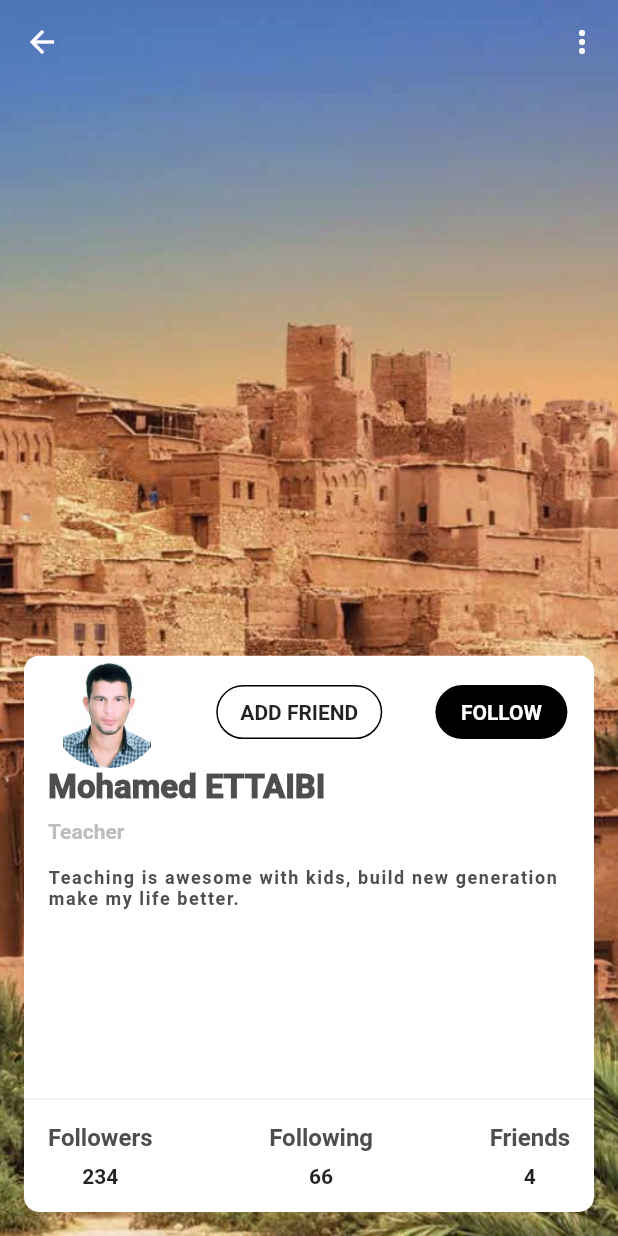
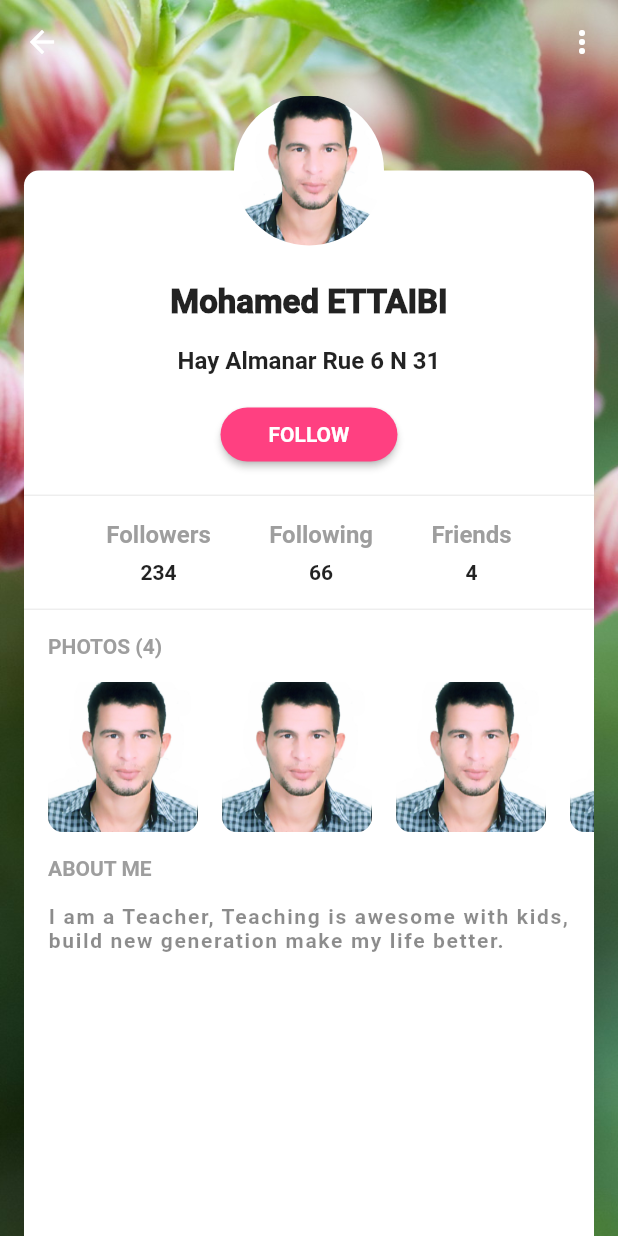
Before and after one commit to MohaEttaibi/Flutter_UI, a Flutter app: the screen it shows after launch, after a tap on "FOLLOW", on a phone screen of 412 x 824 dp. Run offline on Flutter 3.47's test engine with Material 2 defaults, Android fonts, the phone set to English and light mode, and no system bars; our stand-ins replace font_awesome_flutter.

Commit message:
Profile 4

```diff
--- a/lib/main.dart
+++ b/lib/main.dart
@@ -1,5 +1,5 @@
 import 'package:flutter/material.dart';
-import 'profile_3.dart';
+import 'profile_4.dart';
 
 void main() {
   runApp(MyApp());
@@ -13,7 +13,7 @@ class MyApp extends StatelessWidget {
       // theme: ThemeData(
       //   primarySwatch: Colors.orange,
       // ),
-      home: Profile3(),
+      home: Profile4(),
       debugShowCheckedModeBanner: false,
     );
   }
--- /dev/null
+++ b/lib/profile_4.dart
@@ -0,0 +1,252 @@
+import 'package:flutter/material.dart';
+import 'user.dart';
+import 'provider.dart';
+
+Profile _profile = ProfileProvider.getProfile();
+
+class Profile4 extends StatefulWidget {
+  @override
+  _Profile4State createState() => _Profile4State();
+}
+
+class _Profile4State extends State<Profile4> {
+  @override
+  Widget build(BuildContext context) {
+    return Stack(
+      children: [
+        Image.asset(
+          'assets/nature.jpg',
+          fit: BoxFit.cover,
+          height: MediaQuery.of(context).size.height,
+        ),
+        Scaffold(
+          backgroundColor: Colors.transparent,
+          appBar: AppBar(
+            backgroundColor: Colors.transparent,
+            elevation: 0,
+            leading: IconButton(
+              onPressed: () {},
+              icon: Icon(Icons.arrow_back),
+            ),
+            actions: [
+              IconButton(icon: Icon(Icons.more_vert), onPressed: () {})
+            ],
+          ),
+          body: Stack(
+            children: [
+              _bodyContent(context),
+              _profileImage(context),
+            ],
+          ),
+        )
+      ],
+    );
+  }
+}
+
+Widget _bodyContent(BuildContext context) {
+  return Positioned(
+    left: 16,
+    right: 16,
+    bottom: 0,
+    top: MediaQuery.of(context).size.height * .07,
+    child: Container(
+      padding: EdgeInsets.only(top: 75),
+      decoration: BoxDecoration(
+        color: Colors.white,
+        borderRadius: BorderRadius.only(
+          topLeft: Radius.circular(10),
+          topRight: Radius.circular(10),
+        ),
+      ),
+      child: ListView(
+        // padding: EdgeInsets.only(left: 24, right: 24),
+        children: [
+          Text(
+            _profile.user.name,
+            style: TextStyle(
+              fontWeight: FontWeight.w900,
+              fontSize: 22,
+            ),
+            textAlign: TextAlign.center,
+          ),
+          Padding(
+            padding: const EdgeInsets.only(top: 16, bottom: 16),
+            child: Text(
+              _profile.user.address,
+              style: TextStyle(
+                fontWeight: FontWeight.w100,
+                fontSize: 16,
+              ),
+              textAlign: TextAlign.center,
+            ),
+          ),
+          Padding(
+            padding: const EdgeInsets.only(bottom: 16),
+            child: _followButton(context),
+          ),
+          _divider(context),
+          _counter(context),
+          _divider(context),
+          Padding(
+            padding: const EdgeInsets.all(16),
+            child: Text(
+              "PHOTOS (${_profile.photos.toString()})",
+              style: TextStyle(color: Colors.grey),
+            ),
+          ),
+          _photos(context),
+          Padding(
+            padding: const EdgeInsets.all(16),
+            child: Text(
+              "ABOUT ME",
+              style: TextStyle(color: Colors.grey),
+            ),
+          ),
+          _aboutme(context),
+        ],
+      ),
+    ),
+  );
+}
+
+Widget _profileImage(BuildContext context) {
+  return Positioned(
+    left: MediaQuery.of(context).size.width / 2 - 50,
+    top: MediaQuery.of(context).size.height * .07 - 50,
+    child: Container(
+      width: 100,
+      height: 100,
+      decoration: BoxDecoration(
+        image: DecorationImage(
+          image: ExactAssetImage('assets/me2.jpg'),
+          fit: BoxFit.cover,
+        ),
+        shape: BoxShape.circle,
+      ),
+    ),
+  );
+}
+
+Widget _followButton(BuildContext context) {
+  return Align(
+    child: MaterialButton(
+      color: Colors.pinkAccent,
+      onPressed: () {},
+      child: Padding(
+        padding: const EdgeInsets.symmetric(horizontal: 16, vertical: 8),
+        child: Text(
+          'FOLLOW',
+          style: TextStyle(color: Colors.white),
+        ),
+      ),
+      shape: RoundedRectangleBorder(
+        borderRadius: BorderRadius.all(
+          Radius.circular(25),
+        ),
+      ),
+    ),
+  );
+}
+
+Widget _divider(BuildContext context) {
+  return Container(
+    height: 1,
+    color: Colors.grey.shade200,
+  );
+}
+
+Widget _counter(BuildContext context) {
+  return Padding(
+    padding: const EdgeInsets.all(16),
+    child: Row(
+      mainAxisAlignment: MainAxisAlignment.spaceEvenly,
+      children: [
+        Column(
+          children: [
+            Text(
+              "Followers",
+              style: TextStyle(
+                  color: Colors.grey,
+                  fontSize: 16,
+                  fontWeight: FontWeight.bold),
+            ),
+            SizedBox(
+              height: 8,
+            ),
+            Text(_profile.followers.toString())
+          ],
+        ),
+        Column(
+          children: [
+            Text(
+              "Following",
+              style: TextStyle(
+                  color: Colors.grey,
+                  fontSize: 16,
+                  fontWeight: FontWeight.bold),
+            ),
+            SizedBox(
+              height: 8,
+            ),
+            Text(_profile.following.toString())
+          ],
+        ),
+        Column(
+          children: [
+            Text(
+              "Friends",
+              style: TextStyle(
+                  color: Colors.grey,
+                  fontSize: 16,
+                  fontWeight: FontWeight.bold),
+            ),
+            SizedBox(
+              height: 8,
+            ),
+            Text(_profile.friends.toString())
+          ],
+        ),
+      ],
+    ),
+  );
+}
+
+Widget _photos(BuildContext context) {
+  return Container(
+    width: double.infinity,
+    height: 100,
+    padding: EdgeInsets.only(left: 16),
+    child: ListView(
+      children: List.generate(_profile.photos, (index) {
+        return Container(
+          width: 100,
+          height: 100,
+          margin: EdgeInsets.only(right: 16),
+          decoration: BoxDecoration(
+            image: DecorationImage(
+              image: ExactAssetImage('assets/me2.jpg'),
+              fit: BoxFit.cover,
+            ),
+            borderRadius: BorderRadius.circular(10),
+          ),
+        );
+      }).toList(),
+      scrollDirection: Axis.horizontal,
+    ),
+  );
+}
+
+Widget _aboutme(BuildContext context) {
+  return Padding(
+    padding: const EdgeInsets.only(left: 16, right: 16),
+    child: Text(
+      "I am a Teacher, Teaching is awesome with kids, build new generation make my life better.",
+      style: TextStyle(
+        color: Colors.black45,
+        fontSize: 14,
+        letterSpacing: 1.1,
+      ),
+    ),
+  );
+}
--- a/lib/provider.dart
+++ b/lib/provider.dart
@@ -12,6 +12,7 @@ class ProfileProvider {
       followers: 234,
       following: 66,
       friends: 4,
+      photos: 4,
     );
   }
 }
--- a/lib/user.dart
+++ b/lib/user.dart
@@ -5,6 +5,7 @@ class User {
 
 class Profile {
   User user;
-  int followers, following, friends;
-  Profile({this.user, this.followers, this.following, this.friends});
+  int followers, following, friends, photos;
+  Profile(
+      {this.user, this.followers, this.following, this.friends, this.photos});
 }
--- a/pubspec.yaml
+++ b/pubspec.yaml
@@ -50,6 +50,7 @@ flutter:
     - assets/me2.jpg
     - assets/me3.jpg
     - assets/me4.jpg
+    - assets/nature.jpg
 
   # An image asset can refer to one or more resolution-specific "variants", see
   # https://flutter.dev/assets-and-images/#resolution-aware.
```
Also changed, not shown: lib/profile_2.dart (deleted, +0 -289 lines), assets/nature.jpg (added), flutter_05.png (added), 1 other file.
